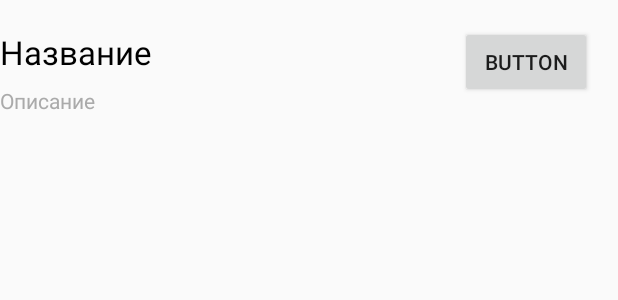
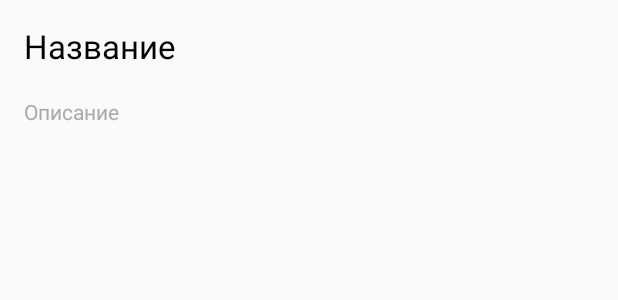
Before and after one commit to nikitko43/Designal, an Android app: the layout completed_task_item.xml on its own in the app's theme, with its tools: preview values and no code run, on a phone screen of 412 x 824 dp. Shown: the top 300 px of the screen. Run offline under Robolectric (Android 15) with nearby library versions, the phone set to English and light mode, and no system bars.

Commit message:
Завершенные таски

```diff
--- a/app/src/main/java/com/lawdev/designal/helpers/TasksData.java
+++ b/app/src/main/java/com/lawdev/designal/helpers/TasksData.java
@@ -10,6 +10,7 @@ public class TasksData {
     public static ArrayList<Task> finished_tasks = new ArrayList<>();
 
     public TasksData(){
+        if (tasks.size() == 0) {
             tasks.add(new Task("1", "2"));
             tasks.add(new Task("2", "3"));
             tasks.add(new Task("4", "5"));
@@ -19,3 +20,4 @@ public class TasksData {
             finished_tasks.add(new Task("4", "5"));
         }
     }
+}
--- a/app/src/main/res/layout/completed_task_item.xml
+++ b/app/src/main/res/layout/completed_task_item.xml
@@ -8,36 +8,26 @@
     tools:layout_editor_absoluteY="81dp">
 
     <TextView
-        android:id="@+id/tv_name"
+        android:id="@+id/tv_name_finished"
         android:layout_width="wrap_content"
         android:layout_height="wrap_content"
-        android:layout_marginTop="20dp"
+        android:layout_marginStart="16dp"
+        android:layout_marginTop="16dp"
         android:text="Название"
         android:textAppearance="@style/TextAppearance.AppCompat.Large"
         android:textColor="@android:color/background_dark"
-        app:layout_constraintTop_toTopOf="parent"
-        tools:layout_editor_absoluteX="16dp" />
+        app:layout_constraintStart_toStartOf="parent"
+        app:layout_constraintTop_toTopOf="parent" />
 
     <TextView
-        android:id="@+id/tv_description"
+        android:id="@+id/tv_description_finished"
         android:layout_width="wrap_content"
         android:layout_height="wrap_content"
-        android:layout_marginTop="8dp"
+        android:layout_marginStart="16dp"
+        android:layout_marginTop="19dp"
         android:text="Описание"
         android:textColor="@android:color/darker_gray"
-        app:layout_constraintTop_toBottomOf="@+id/tv_name"
-        tools:layout_editor_absoluteX="16dp" />
-
-    <Button
-        android:id="@+id/button"
-        android:layout_width="wrap_content"
-        android:layout_height="wrap_content"
-        android:layout_marginEnd="17dp"
-        android:layout_marginRight="17dp"
-        android:layout_marginTop="17dp"
-        android:focusable="false"
-        android:text="Button"
-        app:layout_constraintEnd_toEndOf="parent"
-        app:layout_constraintTop_toTopOf="parent" />
+        app:layout_constraintStart_toStartOf="parent"
+        app:layout_constraintTop_toBottomOf="@+id/tv_name_finished" />
 
 </android.support.constraint.ConstraintLayout>
--- a/app/src/main/res/layout/completed_tasks.xml
+++ b/app/src/main/res/layout/completed_tasks.xml
@@ -8,7 +8,7 @@
     tools:context=".main_activities.MainActivity">
 
     <ListView
-        android:id="@+id/mainListView"
+        android:id="@+id/lv_finished_tasks"
         android:layout_width="0dp"
         android:layout_height="0dp"
         android:layout_marginBottom="5dp"
```
Also changed, not shown: app/src/main/java/com/lawdev/designal/helpers/FinishedTasksAdapter.java (added, +63 -0 lines), app/src/main/java/com/lawdev/designal/tabs/CompletedTasksTab.java (+11 -2 lines). Lines whose indentation alone changed are shown as unchanged.
